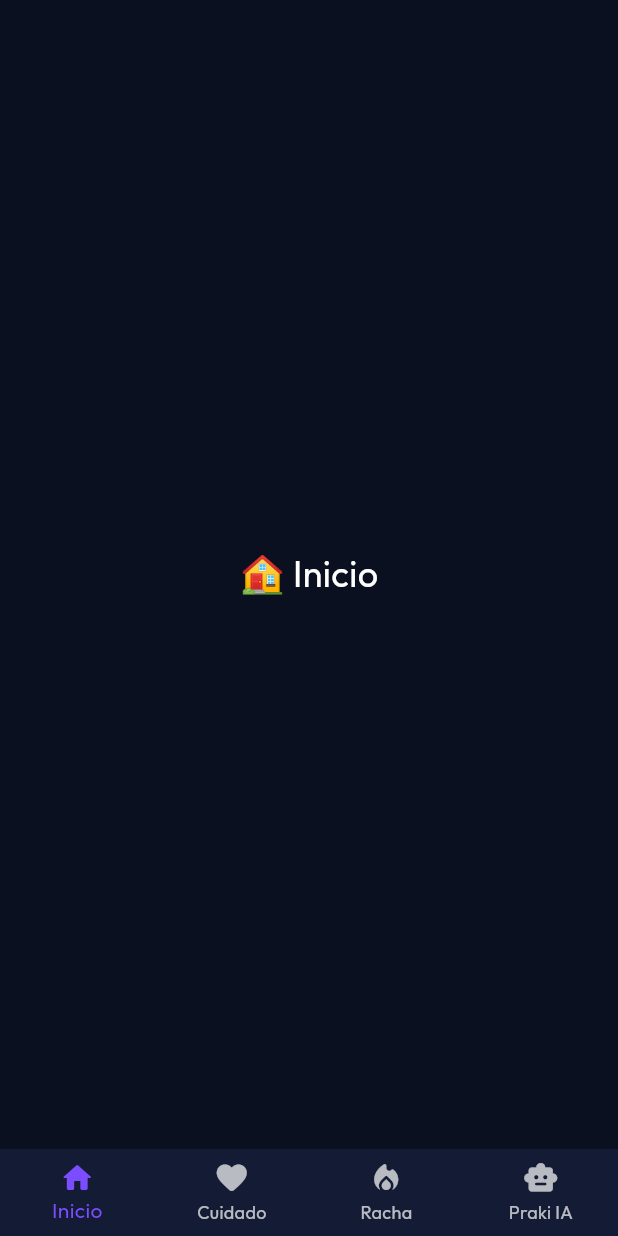
After one commit to Jorgmont/Praki-App, a Flutter app: the MenuScreen screen opened directly, on a phone screen of 412 x 824 dp. The commit adds this screen. Run offline on Flutter 3.47's test engine with Material 3 defaults, Android fonts, the phone set to English and light mode, and no system bars; our stand-ins replace flutter_bloc, get_it, go_router, google_fonts.

Commit message:
Diseño inicial del menu de la aplicacion

```diff
--- a/lib/core/router/app_router.dart
+++ b/lib/core/router/app_router.dart
@@ -1,5 +1,6 @@
 import 'package:flutter/material.dart';
 import 'package:go_router/go_router.dart';
+import 'package:praki/menu.dart';
 import '../di/injection_container.dart';
 import '../theme/app_theme.dart';
 import '../../features/auth/presentation/pages/login_page.dart';
@@ -10,7 +11,7 @@ import '../../features/dashboard/presentation/pages/dashboard_page.dart';
 
 class AppRouter {
   static final GoRouter router = GoRouter(
-    initialLocation: '/login',
+    initialLocation: '/menu',
     refreshListenable: GoRouterRefreshStream(sl<AuthCubit>().stream),
     redirect: (context, state) {
       final authState = sl<AuthCubit>().state;
@@ -21,8 +22,8 @@ class AppRouter {
       }
 
       if (isLoggingIn) {
-        return '/';
-      }
+      return '/menu';
+    }
 
       return null;
     },
@@ -31,6 +32,11 @@ class AppRouter {
         path: '/login',
         name: 'login',
         builder: (context, state) => const LoginPage(),
+      ),
+      GoRoute(
+        path: '/menu',
+        name: 'menu',
+        builder: (context, state) => const MenuPrincipal(),
       ),
       GoRoute(
         path: '/',
--- a/lib/features/dashboard/presentation/pages/dashboard_page.dart
+++ b/lib/features/dashboard/presentation/pages/dashboard_page.dart
@@ -4,7 +4,6 @@ import '../cubit/dashboard_cubit.dart';
 import '../cubit/dashboard_state.dart';
 import '../../domain/entities/dashboard_item.dart';
 import '../../../auth/presentation/cubit/auth_cubit.dart';
-
 
 class DashboardPage extends StatefulWidget {
   final VoidCallback? onToggleTheme;
--- /dev/null
+++ b/lib/menu.dart
@@ -0,0 +1,110 @@
+import 'package:flutter/material.dart';
+
+// Este es el widget que llamarás después del login
+class MenuPrincipal extends StatefulWidget {
+  const MenuPrincipal({super.key});
+
+  @override
+  State<MenuPrincipal> createState() => _MenuPrincipalState();
+}
+
+class  _MenuPrincipalState extends State<MenuPrincipal> {
+  @override
+  Widget build(BuildContext context) {
+    return const MenuScreen();
+  }
+}
+
+
+
+class MenuScreen extends StatefulWidget {
+  const MenuScreen({super.key});
+
+  @override
+  State<MenuScreen> createState() => _MenuScreenState();
+}
+
+class _MenuScreenState extends State<MenuScreen> {
+  int _selectedIndex = 0;
+
+  final List<Widget> _pages = [
+    const Center(
+      child: Text(
+        "🏠 Inicio",
+        style: TextStyle(fontSize: 24, color: Colors.white),
+      ),
+    ),
+    const Center(
+      child: Text(
+        "💙 Cuidado",
+        style: TextStyle(fontSize: 24, color: Colors.white),
+      ),
+    ),
+    const Center(
+      child: Text(
+        "🔥 Racha",
+        style: TextStyle(fontSize: 24, color: Colors.white),
+      ),
+    ),
+    const Center(
+      child: Text(
+        "🤖 Praki IA",
+        style: TextStyle(fontSize: 24, color: Colors.white),
+      ),
+    ),
+  ];
+
+  void _onItemTapped(int index) {
+    setState(() {
+      _selectedIndex = index;
+    });
+  }
+
+  @override
+  Widget build(BuildContext context) {
+    return Scaffold(
+      backgroundColor: const Color(0xFF0B1020),
+
+      body: SafeArea(
+        child: _pages[_selectedIndex],
+      ),
+
+      bottomNavigationBar: Container(
+        decoration: const BoxDecoration(
+          color: Color(0xFF141B34),
+          borderRadius: BorderRadius.only(
+            topLeft: Radius.circular(25),
+            topRight: Radius.circular(25),
+          ),
+        ),
+        child: BottomNavigationBar(
+          currentIndex: _selectedIndex,
+          onTap: _onItemTapped,
+          backgroundColor: const Color(0xFF141B34),
+          type: BottomNavigationBarType.fixed,
+          elevation: 0,
+          selectedItemColor: Colors.deepPurpleAccent,
+          unselectedItemColor: Colors.white70,
+          items: const [
+            BottomNavigationBarItem(
+              icon: Icon(Icons.home_rounded),
+              label: "Inicio",
+            ),
+            BottomNavigationBarItem(
+              icon: Icon(Icons.favorite_rounded),
+              label: "Cuidado",
+            ),
+            BottomNavigationBarItem(
+              icon: Icon(Icons.local_fire_department_rounded),
+              label: "Racha",
+            ),
+            BottomNavigationBarItem(
+              icon: Icon(Icons.smart_toy_rounded),
+              label: "Praki IA",
+            ),
+          ],
+        ),
+      ),
+    );
+  }
+}
```
Also changed, not shown: 1 other file.
